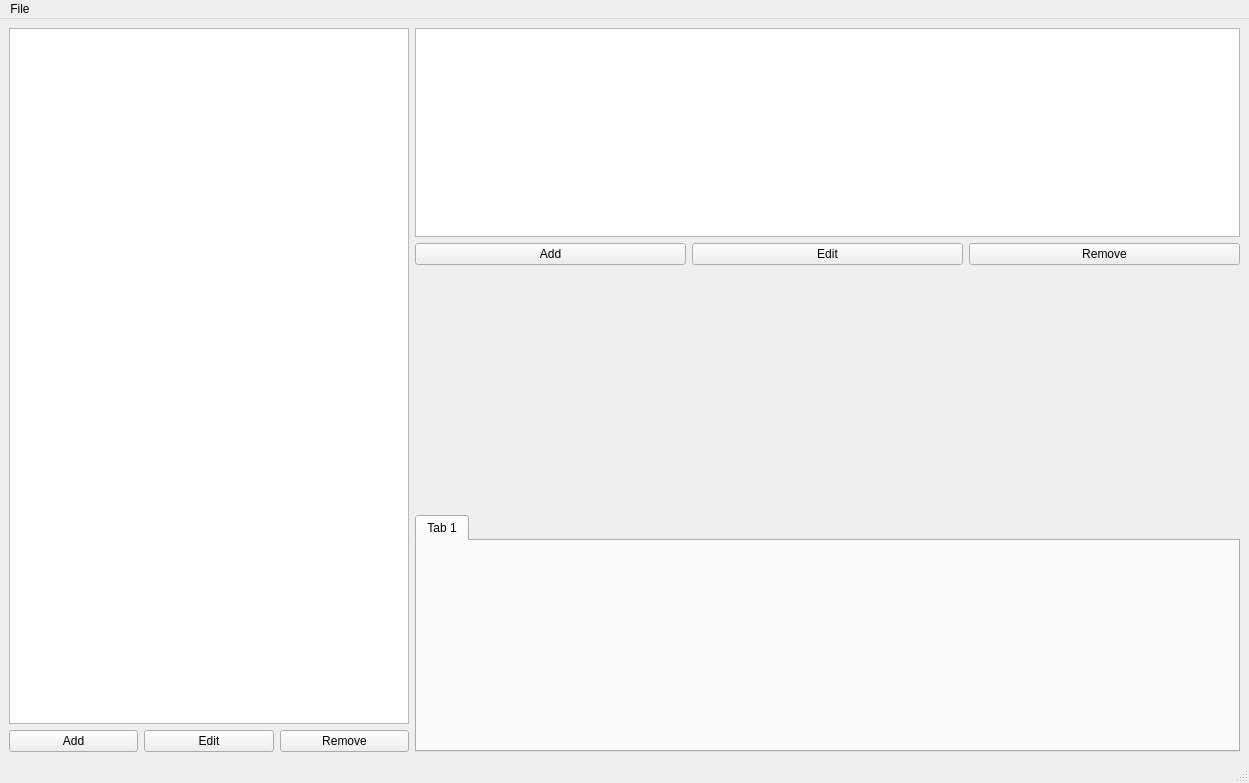
therob762/simtoi, file src/QT/guiMain.ui: the form before one commit.
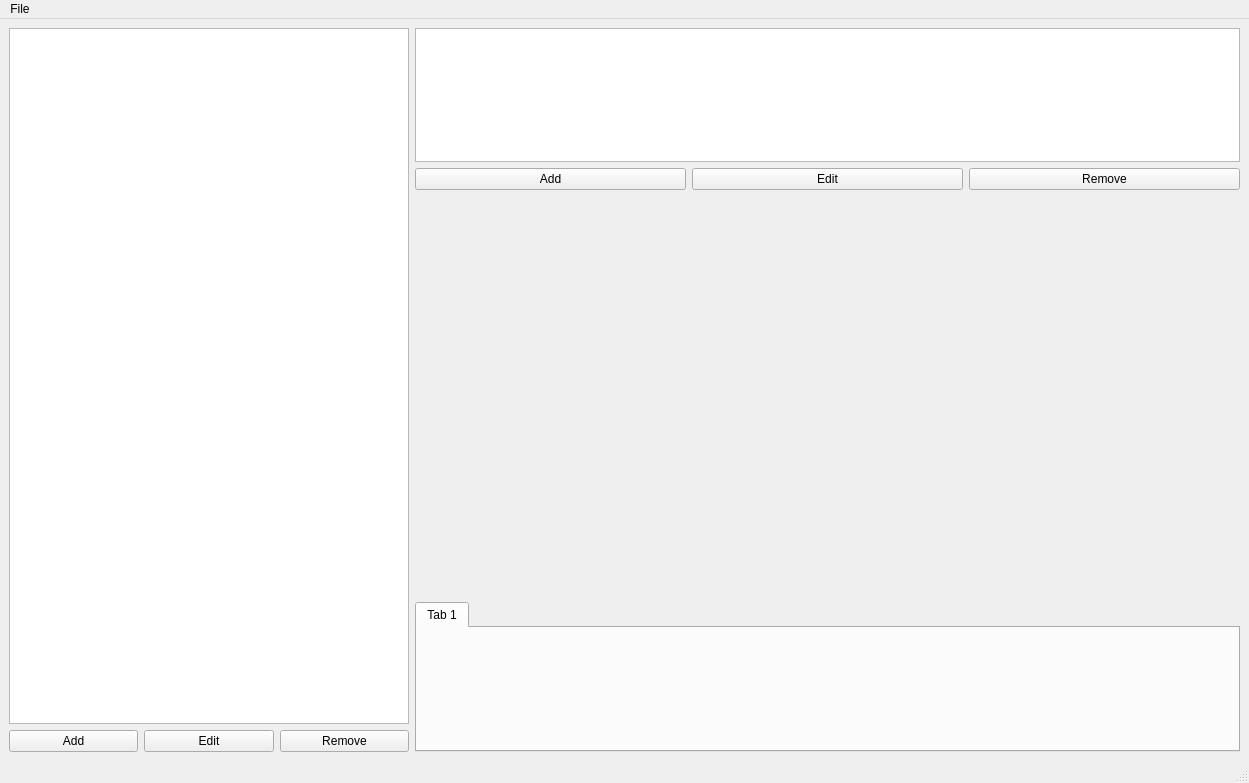
The form after the commit.

Commit message: Redo on-screen renders when window is resized.

Diff of the .ui file:
```diff
--- a/src/QT/guiMain.ui
+++ b/src/QT/guiMain.ui
@@ -119,16 +119,28 @@
           <verstretch>0</verstretch>
          </sizepolicy>
         </property>
+        <property name="minimumSize">
+         <size>
+          <width>0</width>
+          <height>400</height>
+         </size>
+        </property>
        </widget>
       </item>
       <item>
        <widget class="QTabWidget" name="tabBottom">
         <property name="sizePolicy">
-         <sizepolicy hsizetype="Expanding" vsizetype="Minimum">
+         <sizepolicy hsizetype="Minimum" vsizetype="Fixed">
           <horstretch>0</horstretch>
           <verstretch>0</verstretch>
          </sizepolicy>
         </property>
+        <property name="minimumSize">
+         <size>
+          <width>0</width>
+          <height>150</height>
+         </size>
+        </property>
         <property name="currentIndex">
          <number>0</number>
         </property>
```
The commit also changes 5 other files.
